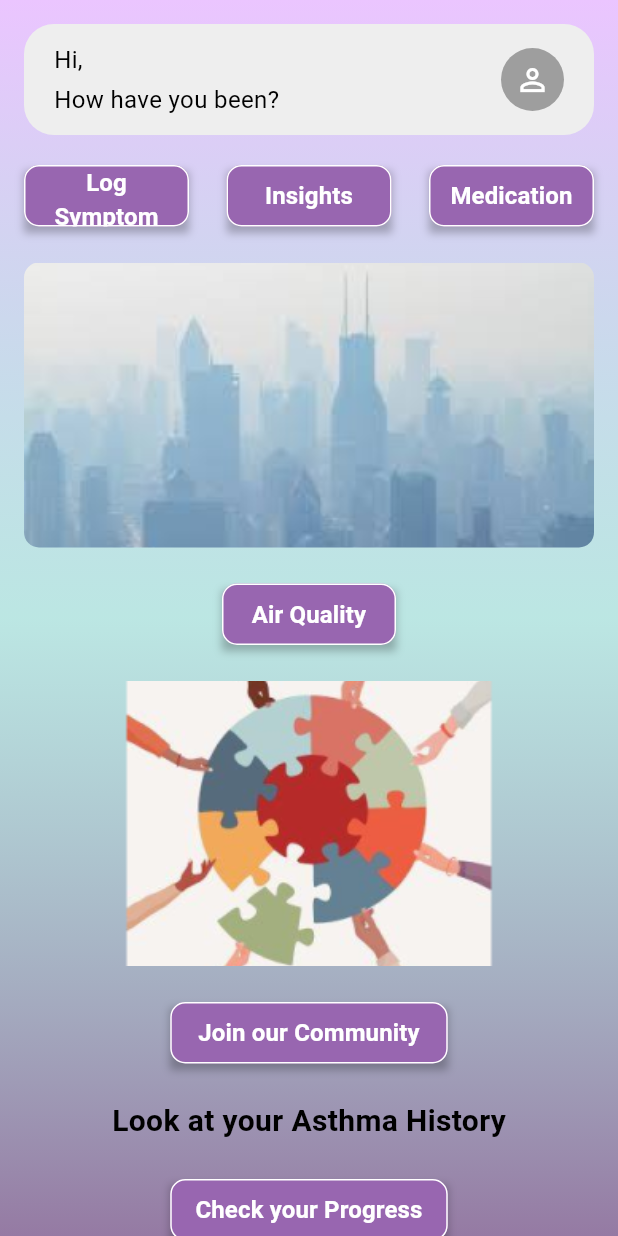
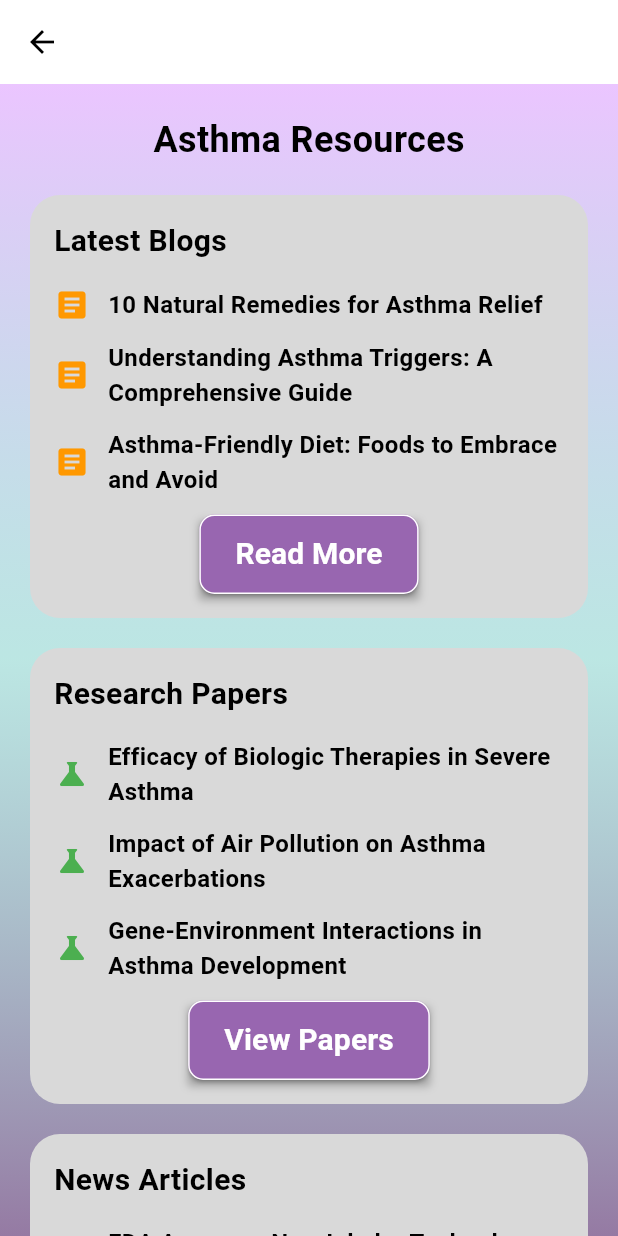
Before and after one commit to cpokala/AllerAlert, a Flutter app: the HomeScreen screen opened by its route, after a tap on "Join our Community", on a phone screen of 412 x 824 dp. Run offline on Flutter 3.47's test engine with Material 3 defaults, Android fonts, the phone set to English and light mode, and no system bars.

Commit message:
Added Community Screen

```diff
--- a/lib/main.dart
+++ b/lib/main.dart
@@ -4,6 +4,7 @@ import 'screens/signup_screen.dart';
 import 'screens/home_screen.dart';
 import 'screens/log_symptoms_screen.dart';
 import 'screens/medications_screen.dart';
+import 'screens/community_screen.dart';
 
 void main() {
   runApp(const MyApp());
@@ -49,6 +50,7 @@ class MyApp extends StatelessWidget {
         '/home': (context) => const HomeScreen(),
         '/log-symptoms': (context) => const LogSymptomsScreen(),
         '/medications': (context) => const MedicationsScreen(),
+        '/community': (context) => const CommunityScreen(),
       },
       initialRoute: '/',
     );
--- /dev/null
+++ b/lib/screens/community_screen.dart
@@ -0,0 +1,252 @@
+import 'package:flutter/material.dart';
+
+class CommunityScreen extends StatelessWidget {
+  const CommunityScreen({super.key});
+
+  @override
+  Widget build(BuildContext context) {
+    return Scaffold(
+      appBar: AppBar(
+        backgroundColor: Colors.transparent,
+        elevation: 0,
+        leading: IconButton(
+          icon: const Icon(Icons.arrow_back, color: Colors.black),
+          onPressed: () => Navigator.of(context).pop(),
+        ),
+      ),
+      body: Container(
+        decoration: const BoxDecoration(
+          gradient: LinearGradient(
+            begin: Alignment(0.00, -1.00),
+            end: Alignment(0, 1),
+            colors: [Color(0xFFEBC5FF), Color(0xAA9ADAD5), Color(0xFF957AA3)],
+          ),
+        ),
+        child: SingleChildScrollView(
+          child: Padding(
+            padding: const EdgeInsets.all(20.0),
+            child: Column(
+              children: [
+                // Title
+                const Text(
+                  'Asthma Resources',
+                  style: TextStyle(
+                    fontSize: 24,
+                    fontWeight: FontWeight.w600,
+                    color: Colors.black,
+                  ),
+                ),
+                const SizedBox(height: 20),
+
+                // Latest Blogs Section
+                _buildSection(
+                  'Latest Blogs',
+                  children: [
+                    _buildListItem(
+                      '10 Natural Remedies for Asthma Relief',
+                      icon: Icons.article,
+                      color: Colors.orange,
+                    ),
+                    _buildListItem(
+                      'Understanding Asthma Triggers: A Comprehensive Guide',
+                      icon: Icons.article,
+                      color: Colors.orange,
+                    ),
+                    _buildListItem(
+                      'Asthma-Friendly Diet: Foods to Embrace and Avoid',
+                      icon: Icons.article,
+                      color: Colors.orange,
+                    ),
+                    _buildButton('Read More'),
+                  ],
+                ),
+
+                const SizedBox(height: 20),
+
+                // Research Papers Section
+                _buildSection(
+                  'Research Papers',
+                  children: [
+                    _buildListItem(
+                      'Efficacy of Biologic Therapies in Severe Asthma',
+                      icon: Icons.science,
+                      color: Colors.green,
+                    ),
+                    _buildListItem(
+                      'Impact of Air Pollution on Asthma Exacerbations',
+                      icon: Icons.science,
+                      color: Colors.green,
+                    ),
+                    _buildListItem(
+                      'Gene-Environment Interactions in Asthma Development',
+                      icon: Icons.science,
+                      color: Colors.green,
+                    ),
+                    _buildButton('View Papers'),
+                  ],
+                ),
+
+                const SizedBox(height: 20),
+
+                // News Articles Section
+                _buildSection(
+                  'News Articles',
+                  children: [
+                    _buildListItem(
+                      'FDA Approves New Inhaler Technology for Asthma Patients',
+                      icon: Icons.newspaper,
+                      color: Colors.blue,
+                    ),
+                    _buildListItem(
+                      'Climate Change Linked to Rising Asthma Rates',
+                      icon: Icons.newspaper,
+                      color: Colors.blue,
+                    ),
+                    _buildListItem(
+                      'Asthma Awareness Month: Global Initiatives Announced',
+                      icon: Icons.newspaper,
+                      color: Colors.blue,
+                    ),
+                    _buildButton('More News'),
+                  ],
+                ),
+
+                const SizedBox(height: 20),
+
+                // New Drug Discoveries Section
+                _buildSection(
+                  'New Drug Discoveries',
+                  children: [
+                    _buildListItem(
+                      'Novel Monoclonal Antibody Shows Promise in Severe Asthma',
+                      icon: Icons.medication,
+                      color: Colors.amber,
+                    ),
+                    _buildListItem(
+                      'Dual-Action Bronchodilator Enters Phase III Trials',
+                      icon: Icons.medication,
+                      color: Colors.amber,
+                    ),
+                    _buildListItem(
+                      'Innovative Inhaled Corticosteroid Formulation Developed',
+                      icon: Icons.medication,
+                      color: Colors.amber,
+                    ),
+                    _buildButton('Explore Treatments'),
+                  ],
+                ),
+
+                const SizedBox(height: 20),
+
+                // Social Media Groups Section
+                _buildSection(
+                  'Social Media Groups',
+                  children: [
+                    _buildListItem(
+                      'Asthma Warriors Support Group',
+                      icon: Icons.group,
+                      color: Colors.pink,
+                    ),
+                    _buildListItem(
+                      'Breathe Easy: Asthma Management Tips',
+                      icon: Icons.group,
+                      color: Colors.pink,
+                    ),
+                    _buildListItem(
+                      'Parents of Asthmatic Children Network',
+                      icon: Icons.group,
+                      color: Colors.pink,
+                    ),
+                  ],
+                ),
+              ],
+            ),
+          ),
+        ),
+      ),
+    );
+  }
+
+  Widget _buildSection(String title, {required List<Widget> children}) {
+    return Container(
+      width: double.infinity,
+      padding: const EdgeInsets.all(16),
+      decoration: BoxDecoration(
+        color: const Color(0xFFD9D9D9),
+        borderRadius: BorderRadius.circular(20),
+      ),
+      child: Column(
+        crossAxisAlignment: CrossAxisAlignment.start,
+        children: [
+          Text(
+            title,
+            style: const TextStyle(
+              fontSize: 20,
+              fontWeight: FontWeight.w700,
+              color: Colors.black,
+            ),
+          ),
+          const SizedBox(height: 16),
+          ...children,
+        ],
+      ),
+    );
+  }
+
+  Widget _buildListItem(String text, {required IconData icon, required Color color}) {
+    return Padding(
+      padding: const EdgeInsets.only(bottom: 12),
+      child: Row(
+        children: [
+          Icon(icon, color: color, size: 24),
+          const SizedBox(width: 12),
+          Expanded(
+            child: Text(
+              text,
+              style: const TextStyle(
+                fontSize: 16,
+                fontWeight: FontWeight.w600,
+                color: Colors.black,
+              ),
+            ),
+          ),
+        ],
+      ),
+    );
+  }
+
+  Widget _buildButton(String text) {
+    return Center(
+      child: Container(
+        decoration: BoxDecoration(
+          boxShadow: [
+            BoxShadow(
+              color: Colors.black.withOpacity(0.25),
+              offset: const Offset(0, 4),
+              blurRadius: 4,
+            ),
+          ],
+        ),
+        child: ElevatedButton(
+          onPressed: () {},
+          style: ElevatedButton.styleFrom(
+            backgroundColor: const Color(0xFF9866B0),
+            foregroundColor: Colors.white,
+            shape: RoundedRectangleBorder(
+              borderRadius: BorderRadius.circular(10),
+              side: const BorderSide(color: Colors.white),
+            ),
+            padding: const EdgeInsets.symmetric(horizontal: 24, vertical: 12),
+          ),
+          child: Text(
+            text,
+            style: const TextStyle(
+              fontSize: 20,
+              fontWeight: FontWeight.w600,
+            ),
+          ),
+        ),
+      ),
+    );
+  }
+}
--- a/lib/screens/home_screen.dart
+++ b/lib/screens/home_screen.dart
@@ -5,8 +5,12 @@ class HomeScreen extends StatelessWidget {
 
   @override
   Widget build(BuildContext context) {
+    final screenSize = MediaQuery.of(context).size;
+
     return Scaffold(
       body: Container(
+        width: screenSize.width,
+        height: screenSize.height,
         decoration: const BoxDecoration(
           gradient: LinearGradient(
             begin: Alignment(0.00, -1.00),
@@ -16,40 +20,29 @@ class HomeScreen extends StatelessWidget {
         ),
         child: SafeArea(
           child: SingleChildScrollView(
-            padding: const EdgeInsets.all(16.0),
             child: Column(
               children: [
-                // Greeting Card
                 _buildGreetingCard(),
-
                 const SizedBox(height: 20),
-
-                // Action Buttons Row
-                _buildActionButtonsRow(context),
-
+                _buildActionButtons(context),
                 const SizedBox(height: 24),
-
-                // City Image
-                _buildImageContainer('assets/images/city_skyline.png'),
-
+                _buildImageSection('assets/images/city_skyline.png'),
                 const SizedBox(height: 24),
-
-                // Air Quality Button
-                Center(child: _buildButton(context, 'Air Quality', width: 116)),
-
+                _buildActionButton(
+                  context: context,
+                  text: 'Air Quality',
+                  width: 116,
+                ),
                 const SizedBox(height: 24),
-
-                // Community Image
-                _buildImageContainer('assets/images/community.png'),
-
+                _buildImageSection('assets/images/community.png'),
                 const SizedBox(height: 24),
-
-                // Join Community Button
-                Center(child: _buildButton(context, 'Join our Community', width: 185)),
-
+                _buildActionButton(
+                  context: context,
+                  text: 'Join our Community',
+                  width: 185,
+                  onPressed: () => Navigator.pushNamed(context, '/community'),
+                ),
                 const SizedBox(height: 24),
-
-                // Asthma History Text
                 const Text(
                   'Look at your Asthma History',
                   style: TextStyle(
@@ -58,12 +51,12 @@ class HomeScreen extends StatelessWidget {
                     color: Colors.black,
                   ),
                 ),
-
                 const SizedBox(height: 24),
-
-                // Progress Button
-                Center(child: _buildButton(context, 'Check your Progress', width: 185)),
-
+                _buildActionButton(
+                  context: context,
+                  text: 'Check your Progress',
+                  width: 185,
+                ),
                 const SizedBox(height: 24),
               ],
             ),
@@ -75,6 +68,7 @@ class HomeScreen extends StatelessWidget {
 
   Widget _buildGreetingCard() {
     return Container(
+      margin: const EdgeInsets.all(16),
       padding: const EdgeInsets.symmetric(horizontal: 20, vertical: 12),
       decoration: BoxDecoration(
         color: Colors.grey[200],
@@ -121,19 +115,35 @@ class HomeScreen extends StatelessWidget {
     );
   }
 
-  Widget _buildActionButtonsRow(BuildContext context) {
-    return Row(
+  Widget _buildActionButtons(BuildContext context) {
+    return Padding(
+      padding: const EdgeInsets.symmetric(horizontal: 16),
+      child: Row(
         mainAxisAlignment: MainAxisAlignment.spaceBetween,
         children: [
-        _buildButton(context, 'Log Symptom'),
-        _buildButton(context, 'Insights'),
-        _buildButton(context, 'Medication'),
+          _buildActionButton(
+            context: context,
+            text: 'Symptoms',
+            onPressed: () => Navigator.pushNamed(context, '/Symptoms'),
+          ),
+          _buildActionButton(
+            context: context,
+            text: 'Insights',
+          ),
+          _buildActionButton(
+            context: context,
+            text: 'Medication',
+            onPressed: () => Navigator.pushNamed(context, '/medications'),
+          ),
         ],
+      ),
     );
   }
 
-  Widget _buildImageContainer(String imagePath) {
-    return ClipRRect(
+  Widget _buildImageSection(String imagePath) {
+    return Padding(
+      padding: const EdgeInsets.symmetric(horizontal: 16),
+      child: ClipRRect(
         borderRadius: BorderRadius.circular(10),
         child: Image.asset(
           imagePath,
@@ -141,10 +151,16 @@ class HomeScreen extends StatelessWidget {
           height: 190,
           fit: BoxFit.cover,
         ),
+      ),
     );
   }
 
-  Widget _buildButton(BuildContext context, String text, {double? width}) {
+  Widget _buildActionButton({
+    required BuildContext context,
+    required String text,
+    double? width,
+    VoidCallback? onPressed,
+  }) {
     return Container(
       width: width ?? 110,
       height: 41,
@@ -158,13 +174,7 @@ class HomeScreen extends StatelessWidget {
         ],
       ),
       child: ElevatedButton(
-        onPressed: () {
-          if (text == 'Log Symptom') {
-            Navigator.pushNamed(context, '/log-symptoms');
-          } else if (text == 'Medication') {
-            Navigator.pushNamed(context, '/medications');
-          }
-        },
+        onPressed: onPressed ?? () {},
         style: ElevatedButton.styleFrom(
           backgroundColor: const Color(0xFF9866B0),
           foregroundColor: Colors.white,
```
Lines whose indentation alone changed are shown as unchanged.
